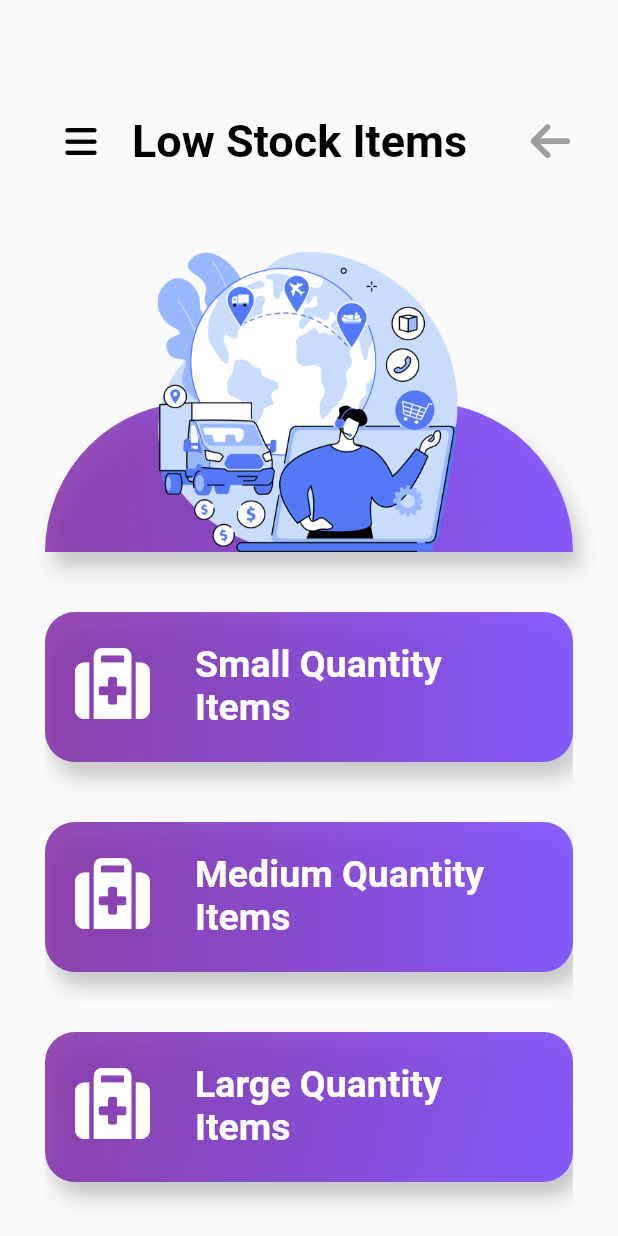
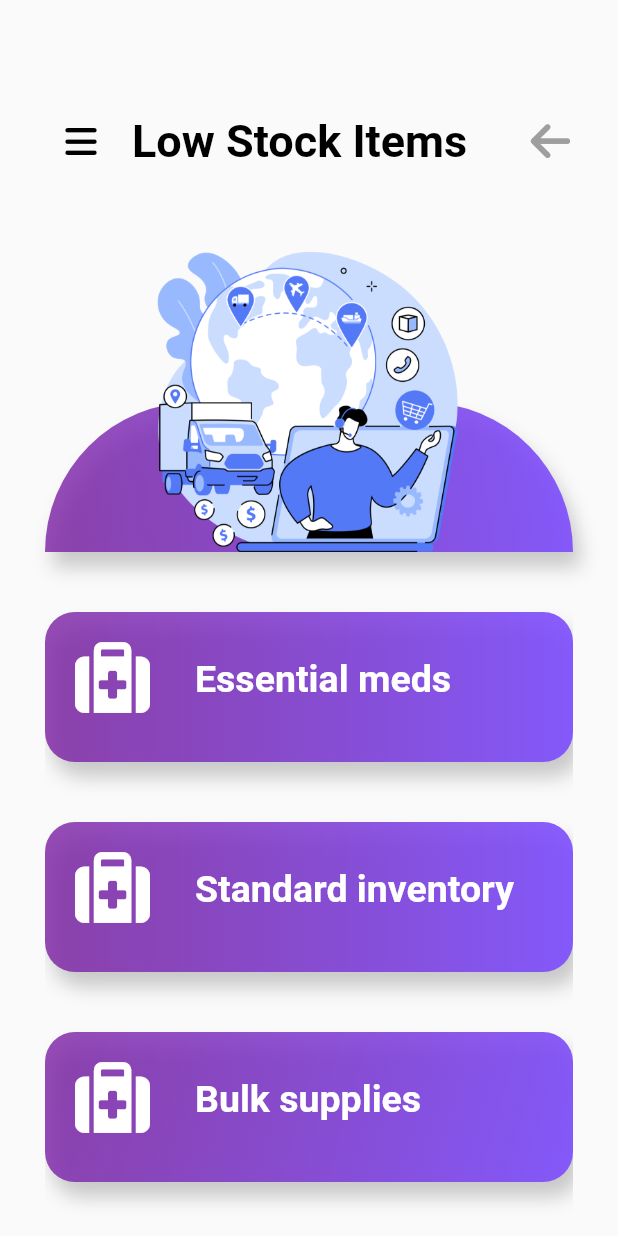
Before and after one commit to JosephLahiru/mcms_app, a Flutter app: the ViewLowStock screen opened directly, on a phone screen of 412 x 824 dp. Run offline on Flutter 3.47's test engine with Material 2 defaults, Android fonts, the phone set to English and light mode, and no system bars; our stand-ins replace font_awesome_flutter.

Commit message:
inventory_low-ui-fix

```diff
--- a/lib/screens/view_stocklow.dart
+++ b/lib/screens/view_stocklow.dart
@@ -165,13 +165,13 @@ class _ViewLowStock extends State<ViewLowStock> {
                                     Row(
                                       children: [
                                         Icon(
-                                          FontAwesomeIcons.medkit,
+                                          FontAwesomeIcons.suitcaseMedical,
                                           size: 50.0,
                                           color: textColorBody,
                                         ),
                                         SizedBox(width: 30),
                                         Text(
-                                          "Small Quantity\nItems",
+                                          "Essential meds",
                                           style: TextStyle(
                                             fontSize: 25.0,
                                             color: textColorBody,
@@ -235,7 +235,7 @@ class _ViewLowStock extends State<ViewLowStock> {
                                     Row(
                                       children: [
                                         Icon(
-                                          FontAwesomeIcons.medkit,
+                                          FontAwesomeIcons.suitcaseMedical,
                                           size: 50.0,
                                           color: textColorBody,
                                         ),
@@ -243,7 +243,7 @@ class _ViewLowStock extends State<ViewLowStock> {
                                           width: 30.0,
                                         ),
                                         Text(
-                                          "Medium Quantity\nItems",
+                                          "Standard inventory",
                                           style: TextStyle(
                                             fontSize: 25.0,
                                             color: textColorBody,
@@ -307,7 +307,7 @@ class _ViewLowStock extends State<ViewLowStock> {
                                     Row(
                                       children: [
                                         Icon(
-                                          FontAwesomeIcons.medkit,
+                                          FontAwesomeIcons.suitcaseMedical,
                                           size: 50.0,
                                           color: textColorBody,
                                         ),
@@ -315,7 +315,7 @@ class _ViewLowStock extends State<ViewLowStock> {
                                           width: 30.0,
                                         ),
                                         Text(
-                                          "Large Quantity\nItems",
+                                          "Bulk supplies",
                                           style: TextStyle(
                                             fontSize: 25.0,
                                             color: textColorBody,
```
